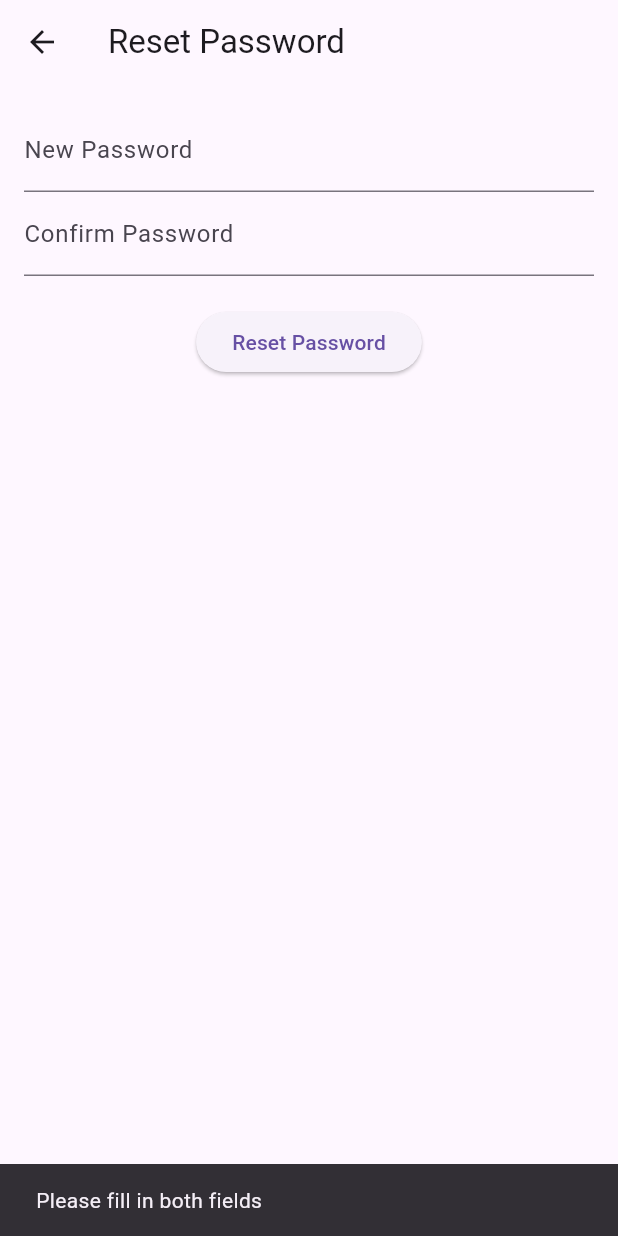
After one commit to PBL-Semester-5-Kelompok-3/Flutter_TomScan, a Flutter app: the ResetPasswordScreen screen opened directly, after a tap on "Reset Password", on a phone screen of 412 x 824 dp. The commit adds this screen. Run offline on Flutter 3.47's test engine with Material 3 defaults, Android fonts, the phone set to English and light mode, and no system bars; our stand-ins replace bloc, camera, carousel_slider, flutter_bloc, flutter_svg, google_fonts and 1 more.

Commit message:
forgot_password.dart

```diff
--- a/lib/blocs/auth/auth_bloc.dart
+++ b/lib/blocs/auth/auth_bloc.dart
@@ -1,3 +1,4 @@
+//auth_bloc.dart
 import 'dart:async';
 
 import 'package:bloc/bloc.dart';
--- a/lib/blocs/auth/auth_event.dart
+++ b/lib/blocs/auth/auth_event.dart
@@ -1,3 +1,4 @@
+//auth_event.dart
 part of 'auth_bloc.dart';
 
 @immutable
--- a/lib/blocs/auth/auth_state.dart
+++ b/lib/blocs/auth/auth_state.dart
@@ -1,3 +1,4 @@
+//auth_state.dart
 part of 'auth_bloc.dart';
 
 @immutable
--- a/lib/main.dart
+++ b/lib/main.dart
@@ -49,8 +49,7 @@ class MyApp extends StatelessWidget {
         '/onboarding_page': (context) => const OnboardingPage(),
         '/camera': (context) => CameraApp(cameras: cameras),
         '/get-started': (context) => const GetStarted(),
-        '/sign-up': (context) =>
-            const SignUpScreen(), // SignUpScreen now has access to AuthBloc
+        '/sign-up': (context) => const SignUpScreen(),
         '/sign-in': (context) => const LoginScreen(),
         '/forgot-password': (context) => const ForgotPasswordScreen(),
         '/success-screen': (context) => const SuccessScreenHome(),
--- a/lib/models/user_model.dart
+++ b/lib/models/user_model.dart
@@ -1,3 +1,4 @@
+//user_model.dart
 class UserModel {
   final int? id;
   final String? username;
--- a/lib/services/auth_service.dart
+++ b/lib/services/auth_service.dart
@@ -1,3 +1,4 @@
+//auth_service.dart
 import 'dart:convert';
 import 'package:toma_scan/models/sign_in_form_model.dart';
 import 'package:toma_scan/models/sign_up_form_model.dart';
--- /dev/null
+++ b/lib/ui/pages/reset_password.dart
@@ -0,0 +1,85 @@
+import 'package:flutter/material.dart';
+
+class ResetPasswordScreen extends StatefulWidget {
+  const ResetPasswordScreen({super.key});
+
+  @override
+  State<ResetPasswordScreen> createState() => _ResetPasswordScreenState();
+}
+
+class _ResetPasswordScreenState extends State<ResetPasswordScreen> {
+  final TextEditingController _newPasswordController = TextEditingController();
+  final TextEditingController _confirmPasswordController =
+      TextEditingController();
+  bool _isLoading = false;
+
+  @override
+  void dispose() {
+    _newPasswordController.dispose();
+    _confirmPasswordController.dispose();
+    super.dispose();
+  }
+
+  void _handleResetPassword() {
+    final newPassword = _newPasswordController.text;
+    final confirmPassword = _confirmPasswordController.text;
+
+    if (newPassword.isEmpty || confirmPassword.isEmpty) {
+      ScaffoldMessenger.of(context).showSnackBar(
+        const SnackBar(content: Text('Please fill in both fields')),
+      );
+      return;
+    }
+
+    if (newPassword != confirmPassword) {
+      ScaffoldMessenger.of(context).showSnackBar(
+        const SnackBar(content: Text('Passwords do not match')),
+      );
+      return;
+    }
+
+    setState(() {
+      _isLoading = true;
+    });
+
+    // Tambahkan logika untuk mengirim password baru ke API
+    // Misalnya, menggunakan AuthService untuk reset password dengan token yang diterima setelah OTP berhasil
+  }
+
+  @override
+  Widget build(BuildContext context) {
+    return Scaffold(
+      appBar: AppBar(
+        leading: IconButton(
+          icon: const Icon(Icons.arrow_back),
+          onPressed: () => Navigator.pop(context),
+        ),
+        title: const Text('Reset Password'),
+      ),
+      body: Padding(
+        padding: const EdgeInsets.all(16.0),
+        child: Column(
+          children: [
+            TextField(
+              controller: _newPasswordController,
+              obscureText: true,
+              decoration: const InputDecoration(labelText: 'New Password'),
+            ),
+            TextField(
+              controller: _confirmPasswordController,
+              obscureText: true,
+              decoration: const InputDecoration(labelText: 'Confirm Password'),
+            ),
+            const SizedBox(height: 20),
+            ElevatedButton(
+              onPressed: _isLoading ? null : _handleResetPassword,
+              child: _isLoading
+                  ? const CircularProgressIndicator()
+                  : const Text('Reset Password'),
+            ),
+          ],
+        ),
+      ),
+    );
+  }
+}
```
Also changed, not shown: lib/ui/pages/forgot_password.dart (+9 -1 lines), lib/ui/pages/otp_screen.dart (+39 -9 lines).
